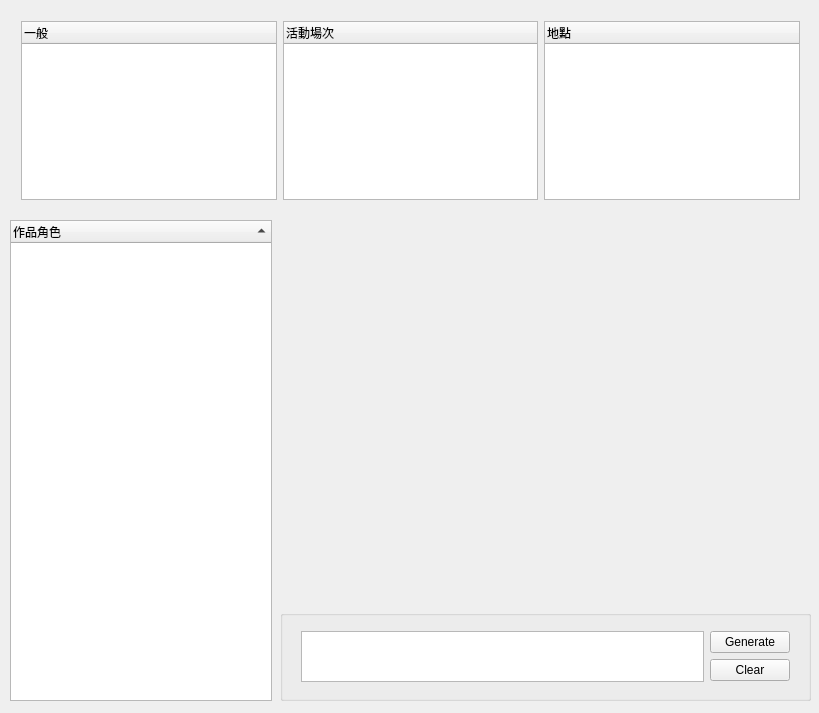
Old version of the form acgtaggenerator.ui in the repository PingChinHuang/flickrTagGenerator.
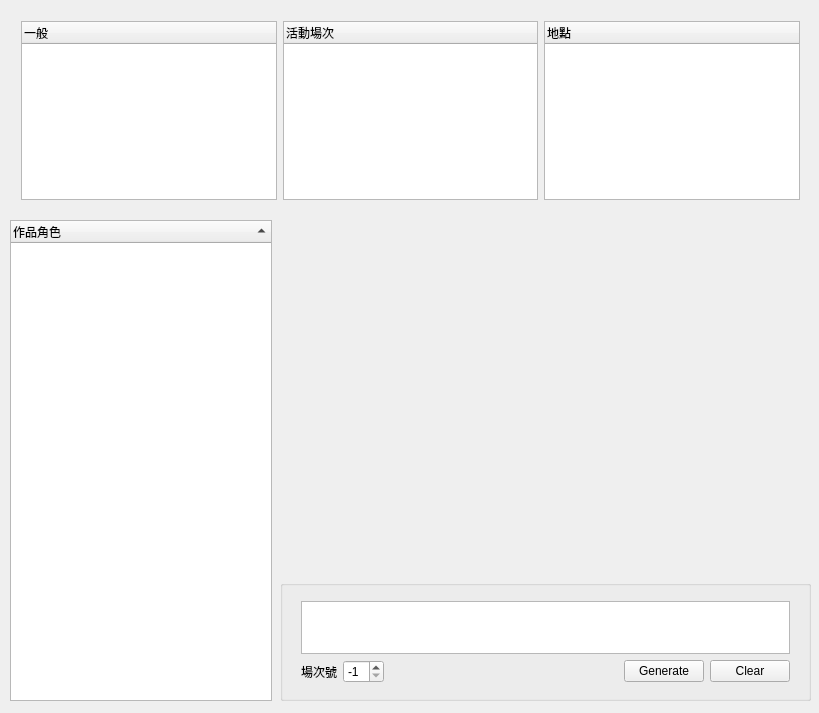
New version of the form.

Commit message: Add a spin box for the number of activity. Auto update the plain text edit when users select new item in any tree widget. Hide Generate button.

```diff
--- a/acgtaggenerator.ui
+++ b/acgtaggenerator.ui
@@ -50,9 +50,9 @@
    <property name="geometry">
     <rect>
      <x>280</x>
-     <y>610</y>
+     <y>580</y>
      <width>531</width>
-     <height>91</height>
+     <height>121</height>
     </rect>
    </property>
    <property name="title">
@@ -64,24 +64,57 @@
       <x>10</x>
       <y>10</y>
       <width>511</width>
-      <height>73</height>
+      <height>104</height>
      </rect>
     </property>
-    <layout class="QHBoxLayout" name="horizontalLayout_2">
+    <layout class="QVBoxLayout" name="verticalLayout">
      <item>
       <widget class="QPlainTextEdit" name="plainTextEdit"/>
      </item>
      <item>
-      <layout class="QVBoxLayout" name="verticalLayout">
+      <layout class="QHBoxLayout" name="horizontalLayout_3">
+       <item>
+        <widget class="QLabel" name="label">
+         <property name="text">
+          <string>場次號</string>
+         </property>
+        </widget>
+       </item>
+       <item>
+        <widget class="QSpinBox" name="spinBox">
+         <property name="minimum">
+          <number>-1</number>
+         </property>
+         <property name="value">
+          <number>-1</number>
+         </property>
+        </widget>
+       </item>
+       <item>
+        <spacer name="horizontalSpacer">
+         <property name="orientation">
+          <enum>Qt::Horizontal</enum>
+         </property>
+         <property name="sizeHint" stdset="0">
+          <size>
+           <width>40</width>
+           <height>20</height>
+          </size>
+         </property>
+        </spacer>
+       </item>
        <item>
         <widget class="QPushButton" name="pushButton">
+         <property name="enabled">
+          <bool>true</bool>
+         </property>
          <property name="text">
           <string>Generate</string>
          </property>
         </widget>
        </item>
        <item>
-        <widget class="QPushButton" name="pushButton_2">
+        <widget class="QPushButton" name="pushButtonClear">
          <property name="text">
           <string>Clear</string>
          </property>
```
Left out of the diff: 3 changed lines with no effect on the pictures. The commit also changes 2 other files.
